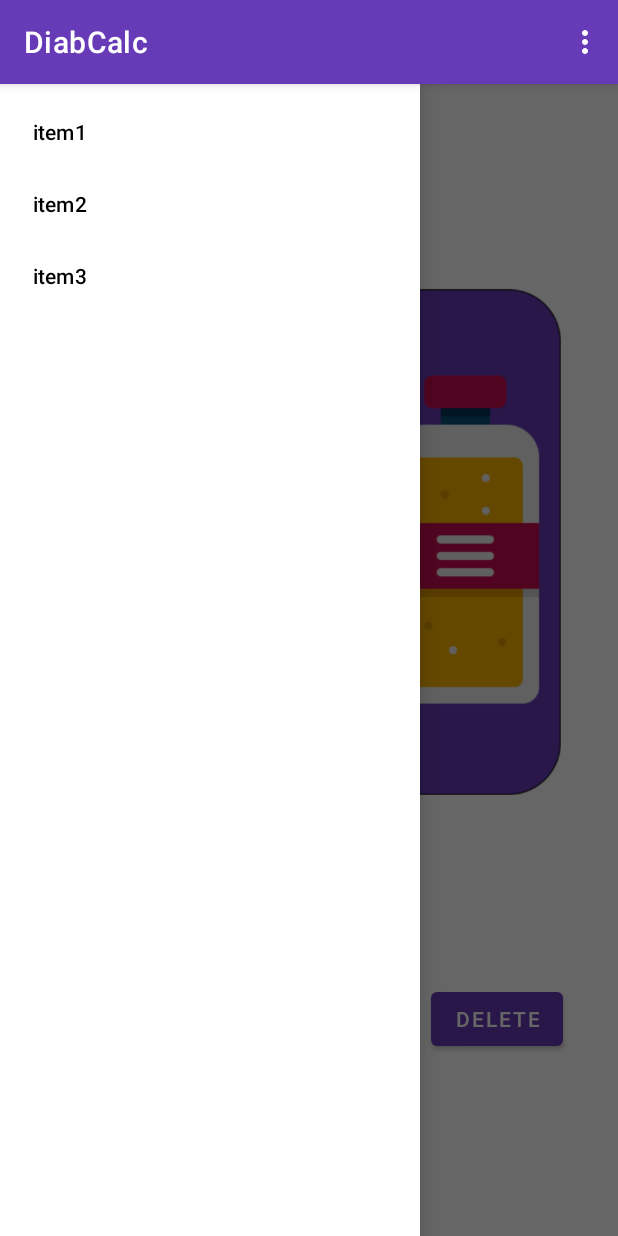
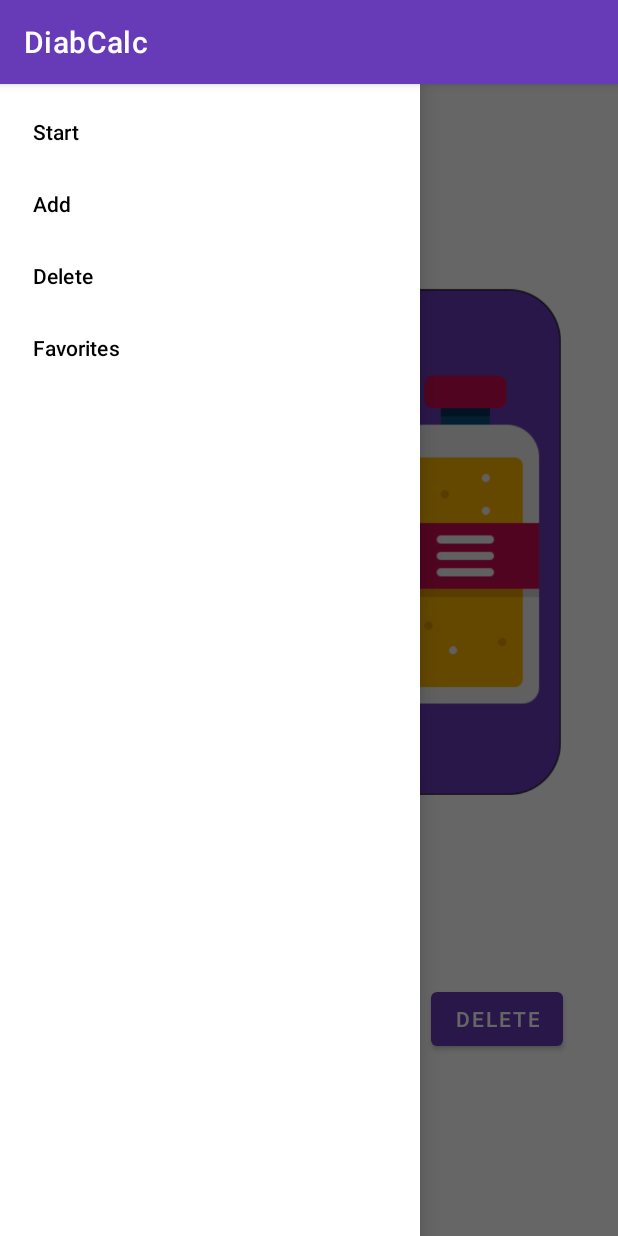
Before and after one commit to Raftys/DiabCalc, an Android app: the screen it shows after launch (MainPage), with the side drawer open, on a phone screen of 412 x 824 dp. Run offline under Robolectric (Android 15) with nearby library versions, the phone set to English and light mode, and no system bars.

Commit message:
"favorites" (in progress)

```diff
--- a/app/build.gradle
+++ b/app/build.gradle
@@ -31,6 +31,7 @@ dependencies {
 
     implementation 'androidx.appcompat:appcompat:1.4.2'
     implementation 'com.google.android.material:material:1.6.1'
+    implementation 'androidx.constraintlayout:constraintlayout:2.1.4'
     testImplementation 'junit:junit:4.13.2'
     androidTestImplementation 'androidx.test.ext:junit:1.1.3'
     androidTestImplementation 'androidx.test.espresso:espresso-core:3.4.0'
--- a/app/src/main/AndroidManifest.xml
+++ b/app/src/main/AndroidManifest.xml
@@ -9,6 +9,9 @@
         android:roundIcon="@mipmap/ic_launcher_purple_round"
         android:supportsRtl="true"
         android:theme="@style/Theme.DiabCalc">
+        <activity
+            android:name=".FavoriteActivity"
+            android:exported="false" />
         <activity android:name=".DeleteActivity" />
         <activity android:name=".AddActivity" />
         <activity android:name=".MainActivity" />
--- a/app/src/main/res/menu/main_menu.xml
+++ b/app/src/main/res/menu/main_menu.xml
@@ -1,18 +1,25 @@
 <?xml version="1.0" encoding="utf-8"?>
 <menu xmlns:android="http://schemas.android.com/apk/res/android">
 
-        <item
-            android:id="@+id/item1"
-            android:title="item1"
-            android:onClick="item1"/>
-        <item
-            android:id="@+id/item2"
-            android:title="item2"
-            android:onClick="item2"/>
-        <item
-            android:id="@+id/item3"
-            android:title="item3"
-            android:onClick="item3"/>
+
+        <group>
+                <item
+                    android:id="@+id/start"
+                    android:title="@string/start"
+                    android:onClick="start"/>
+                <item
+                    android:id="@+id/add"
+                    android:title="@string/add"
+                    android:onClick="add"/>
+                <item
+                    android:id="@+id/delete"
+                    android:title="@string/delete"
+                    android:onClick="delete"/>
+                <item
+                    android:id="@+id/favorites"
+                    android:title="@string/favorites"
+                    android:onClick="favorites"/>
+        </group>
 
 
 </menu>
--- a/app/src/main/res/values/strings.xml
+++ b/app/src/main/res/values/strings.xml
@@ -16,4 +16,5 @@
     <string name="search_food">Search Food</string>
     <string name="default_image_for_main_page">Default image for main page</string>
     <string name="search">Search</string>
+    <string name="favorites">Favorites</string>
 </resources>
```
Also changed, not shown: app/src/main/java/com/example/diabcalc/Food.java (+9 -0 lines), app/src/main/java/com/example/diabcalc/MainPage.java (+31 -12 lines).
